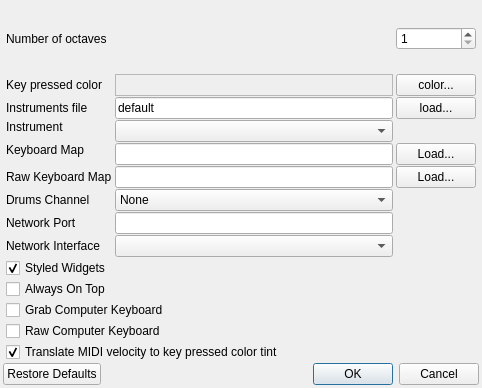
svn2github/vmpk, file branches/hilight_colors/src/preferences.ui: the form before one commit.
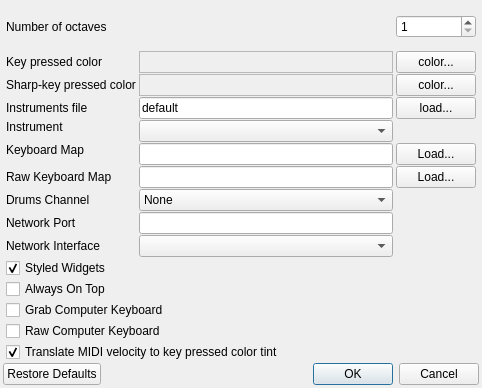
The form after the commit. Icons and pictures are not drawn.

Commit message: [VMPK-devel] Patch to set color of played sharpKeys (blackKeys) From: jimmy <wg2002a@yahoo.com> Date: 22-02-12 06:01

The edit to the form file:
```diff
--- a/branches/hilight_colors/src/preferences.ui
+++ b/branches/hilight_colors/src/preferences.ui
@@ -54,8 +54,8 @@
        <rect>
         <x>0</x>
         <y>0</y>
-        <width>476</width>
-        <height>355</height>
+        <width>461</width>
+        <height>361</height>
        </rect>
       </property>
       <layout class="QGridLayout" name="gridLayout">
@@ -122,25 +122,6 @@
          </property>
         </widget>
        </item>
-       <item row="1" column="1">
-        <widget class="QLabel" name="lblColorName">
-         <property name="sizePolicy">
-          <sizepolicy hsizetype="Expanding" vsizetype="Preferred">
-           <horstretch>0</horstretch>
-           <verstretch>0</verstretch>
-          </sizepolicy>
-         </property>
-         <property name="whatsThis">
-          <string>This box displays the highligh color and code used to paint the keys that are being activated.</string>
-         </property>
-         <property name="frameShape">
-          <enum>QFrame::StyledPanel</enum>
-         </property>
-         <property name="frameShadow">
-          <enum>QFrame::Sunken</enum>
-         </property>
-        </widget>
-       </item>
        <item row="1" column="2">
         <widget class="QPushButton" name="btnColor">
          <property name="whatsThis">
@@ -152,6 +133,45 @@
         </widget>
        </item>
        <item row="2" column="0">
+        <widget class="QLabel" name="lblKeyPressColor_2">
+         <property name="sizePolicy">
+          <sizepolicy hsizetype="Minimum" vsizetype="Preferred">
+           <horstretch>0</horstretch>
+           <verstretch>0</verstretch>
+          </sizepolicy>
+         </property>
+         <property name="text">
+          <string>Sharp-key pressed color</string>
+         </property>
+        </widget>
+       </item>
+       <item row="2" column="1">
+        <widget class="QLabel" name="lblSharpColorName">
+         <property name="sizePolicy">
+          <sizepolicy hsizetype="Expanding" vsizetype="Preferred">
+           <horstretch>0</horstretch>
+           <verstretch>0</verstretch>
+          </sizepolicy>
+         </property>
+         <property name="frameShape">
+          <enum>QFrame::StyledPanel</enum>
+         </property>
+         <property name="frameShadow">
+          <enum>QFrame::Sunken</enum>
+         </property>
+         <property name="text">
+          <string/>
+         </property>
+        </widget>
+       </item>
+       <item row="2" column="2">
+        <widget class="QPushButton" name="btnSharpColor">
+         <property name="text">
+          <string>color...</string>
+         </property>
+        </widget>
+       </item>
+       <item row="3" column="0">
         <widget class="QLabel" name="lblFileInstrument">
          <property name="sizePolicy">
           <sizepolicy hsizetype="Minimum" vsizetype="Preferred">
@@ -167,7 +187,7 @@
          </property>
         </widget>
        </item>
-       <item row="2" column="1">
+       <item row="3" column="1">
         <widget class="QLineEdit" name="txtFileInstrument">
          <property name="minimumSize">
           <size>
@@ -186,7 +206,7 @@
          </property>
         </widget>
        </item>
-       <item row="2" column="2">
+       <item row="3" column="2">
         <widget class="QPushButton" name="btnInstrument">
          <property name="whatsThis">
           <string>Press this button to load an instruments definition file from disk.</string>
@@ -196,7 +216,7 @@
          </property>
         </widget>
        </item>
-       <item row="3" column="0">
+       <item row="4" column="0">
         <widget class="QLabel" name="lblInstrument">
          <property name="sizePolicy">
           <sizepolicy hsizetype="Minimum" vsizetype="Preferred">
@@ -212,7 +232,7 @@
          </property>
         </widget>
        </item>
-       <item row="3" column="1" rowspan="2">
+       <item row="4" column="1" rowspan="2">
         <widget class="QComboBox" name="cboInstrument">
          <property name="sizePolicy">
           <sizepolicy hsizetype="Expanding" vsizetype="Fixed">
@@ -231,7 +251,7 @@
          </property>
         </widget>
        </item>
-       <item row="4" column="0" rowspan="2">
+       <item row="5" column="0" rowspan="2">
         <widget class="QLabel" name="lblKmap">
          <property name="text">
           <string>Keyboard Map</string>
@@ -241,17 +261,17 @@
          </property>
         </widget>
        </item>
-       <item row="5" column="1">
+       <item row="6" column="1">
         <widget class="QLineEdit" name="txtFileKmap"/>
        </item>
-       <item row="5" column="2">
+       <item row="6" column="2">
         <widget class="QPushButton" name="btnKmap">
          <property name="text">
           <string>Load...</string>
          </property>
         </widget>
        </item>
-       <item row="6" column="0">
+       <item row="7" column="0">
         <widget class="QLabel" name="lblRawKmap">
          <property name="text">
           <string>Raw Keyboard Map</string>
@@ -261,17 +281,17 @@
          </property>
         </widget>
        </item>
-       <item row="6" column="1">
+       <item row="7" column="1">
         <widget class="QLineEdit" name="txtFileRawKmap"/>
        </item>
-       <item row="6" column="2">
+       <item row="7" column="2">
         <widget class="QPushButton" name="btnRawKmap">
          <property name="text">
           <string>Load...</string>
          </property>
         </widget>
        </item>
-       <item row="7" column="0">
+       <item row="8" column="0">
         <widget class="QLabel" name="lblDrumsChannel">
          <property name="text">
           <string>Drums Channel</string>
@@ -281,7 +301,7 @@
          </property>
         </widget>
        </item>
-       <item row="7" column="1">
+       <item row="8" column="1">
         <widget class="QComboBox" name="cboDrumsChannel">
          <item>
           <property name="text">
@@ -365,7 +385,7 @@
          </item>
         </widget>
        </item>
-       <item row="8" column="0">
+       <item row="9" column="0">
         <widget class="QLabel" name="lblNetworkPort">
          <property name="text">
           <string>Network Port</string>
@@ -375,10 +395,10 @@
          </property>
         </widget>
        </item>
-       <item row="8" column="1">
+       <item row="9" column="1">
         <widget class="QLineEdit" name="txtNetworkPort"/>
        </item>
-       <item row="10" column="0">
+       <item row="11" column="0">
         <widget class="QCheckBox" name="chkStyledKnobs">
          <property name="whatsThis">
           <string>Change the widget (knobs, switches) style, either using the custom look or reverting to the style selected in qtconfig.</string>
@@ -391,7 +411,7 @@
          </property>
         </widget>
        </item>
-       <item row="11" column="0">
+       <item row="12" column="0">
         <widget class="QCheckBox" name="chkAlwaysOnTop">
          <property name="whatsThis">
           <string>Check this box to keep the keyboard window always visible, on top of other windows.</string>
@@ -401,7 +421,7 @@
          </property>
         </widget>
        </item>
-       <item row="13" column="0" colspan="2">
+       <item row="14" column="0" colspan="2">
         <widget class="QCheckBox" name="chkRawKeyboard">
          <property name="whatsThis">
           <string>&lt;!DOCTYPE HTML PUBLIC &quot;-//W3C//DTD HTML 4.0//EN&quot; &quot;http://www.w3.org/TR/REC-html40/strict.dtd&quot;&gt;
@@ -418,7 +438,7 @@
          </property>
         </widget>
        </item>
-       <item row="14" column="0" colspan="2">
+       <item row="15" column="0" colspan="2">
         <widget class="QCheckBox" name="chkVelocityColor">
          <property name="text">
           <string>Translate MIDI velocity to key pressed color tint</string>
@@ -428,7 +448,7 @@
          </property>
         </widget>
        </item>
-       <item row="12" column="0" colspan="2">
+       <item row="13" column="0" colspan="2">
         <widget class="QCheckBox" name="chkGrabKb">
          <property name="whatsThis">
           <string>&lt;!DOCTYPE HTML PUBLIC &quot;-//W3C//DTD HTML 4.0//EN&quot; &quot;http://www.w3.org/TR/REC-html40/strict.dtd&quot;&gt;
@@ -442,16 +462,35 @@
          </property>
         </widget>
        </item>
-       <item row="9" column="0">
+       <item row="10" column="0">
         <widget class="QLabel" name="lblNetworkIface">
          <property name="text">
           <string>Network Interface</string>
          </property>
         </widget>
        </item>
-       <item row="9" column="1">
+       <item row="10" column="1">
         <widget class="QComboBox" name="cboNetworkIface"/>
        </item>
+       <item row="1" column="1">
+        <widget class="QLabel" name="lblColorName">
+         <property name="sizePolicy">
+          <sizepolicy hsizetype="Expanding" vsizetype="Preferred">
+           <horstretch>0</horstretch>
+           <verstretch>0</verstretch>
+          </sizepolicy>
+         </property>
+         <property name="whatsThis">
+          <string>This box displays the highligh color and code used to paint the keys that are being activated.</string>
+         </property>
+         <property name="frameShape">
+          <enum>QFrame::StyledPanel</enum>
+         </property>
+         <property name="frameShadow">
+          <enum>QFrame::Sunken</enum>
+         </property>
+        </widget>
+       </item>
       </layout>
      </widget>
     </widget>
```
The commit also changes 10 other files.
